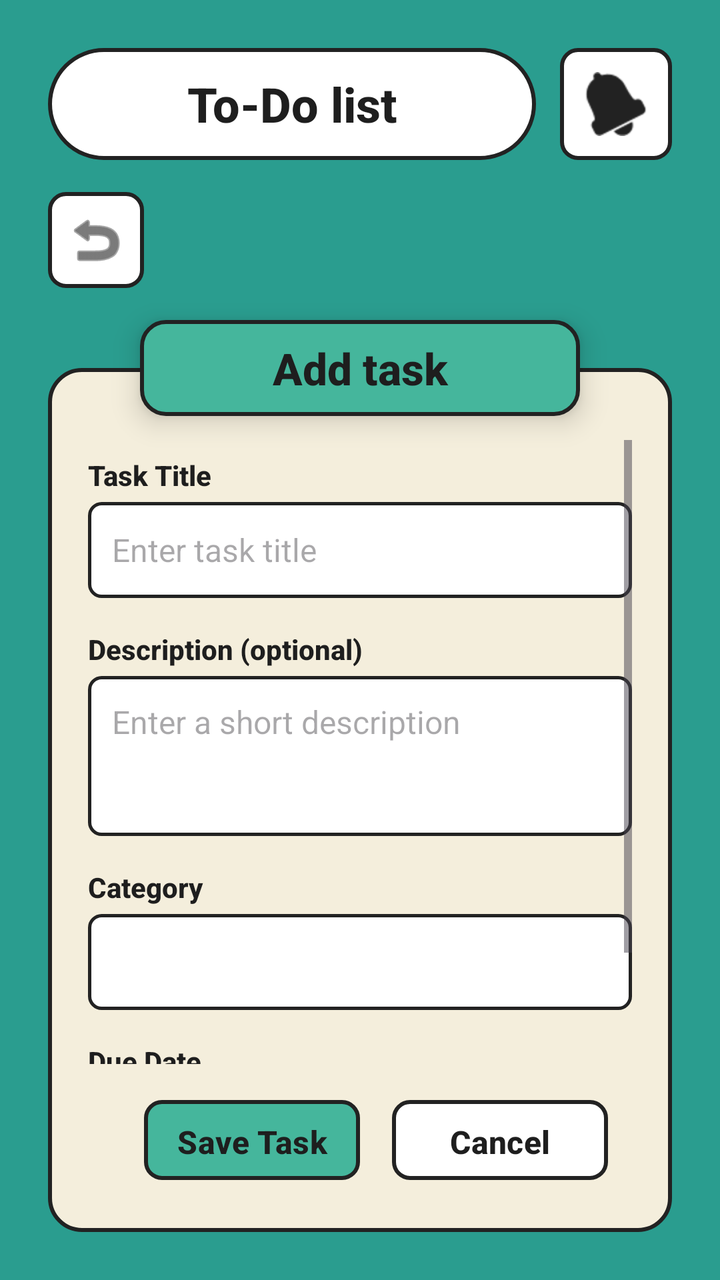
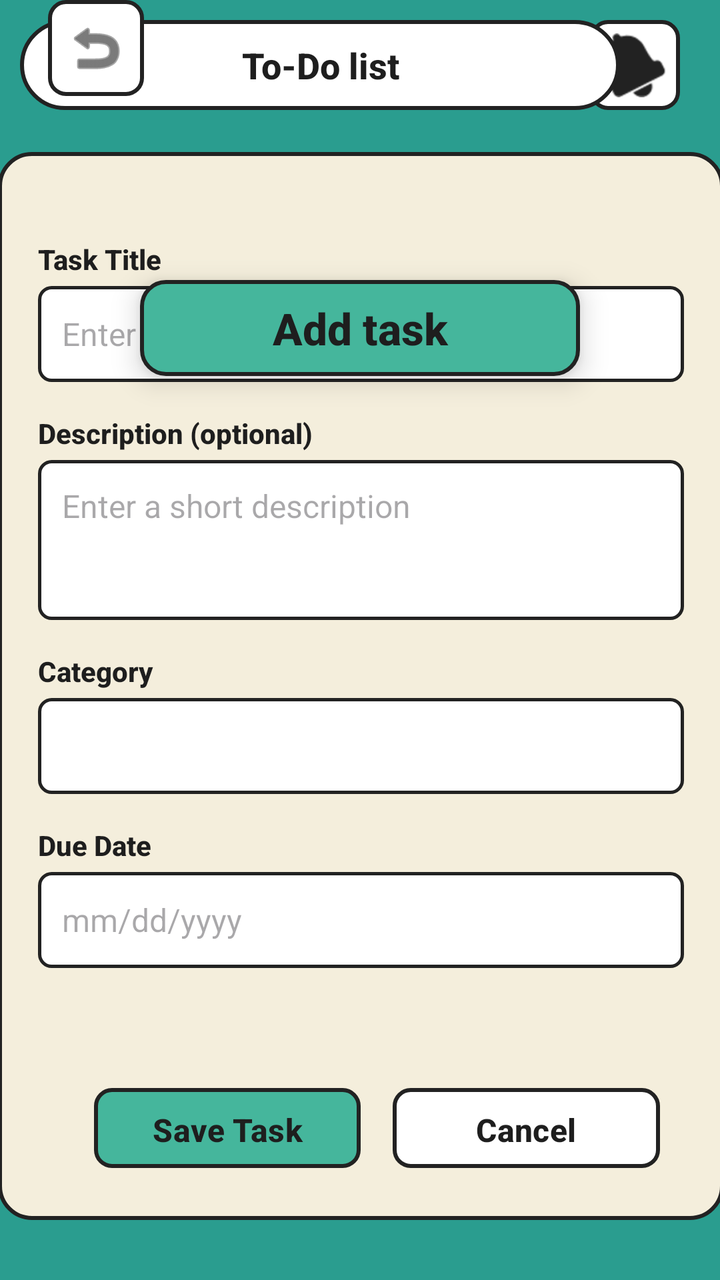

Screens rendered from an Android XML layout before and after an edit, with the pre-edit source and the edit as a unified diff.
<!-- AndroidManifest.xml: application theme Theme.ApplicationProject -->
<!-- res/layout/activity_add_task.xml -->
<?xml version="1.0" encoding="utf-8"?>
<androidx.constraintlayout.widget.ConstraintLayout xmlns:android="http://schemas.android.com/apk/res/android"
    xmlns:app="http://schemas.android.com/apk/res-auto"
    xmlns:tools="http://schemas.android.com/tools"
    android:id="@+id/main"
    android:layout_width="match_parent"
    android:layout_height="match_parent"
    android:background="@color/app_teal"
    tools:context=".AddTaskActivity">

    
    <LinearLayout
        android:id="@+id/topBar"
        android:layout_width="0dp"
        android:layout_height="wrap_content"
        android:layout_marginStart="24dp"
        android:layout_marginTop="24dp"
        android:layout_marginEnd="24dp"
        android:gravity="center_vertical"
        android:orientation="horizontal"
        app:layout_constraintEnd_toEndOf="parent"
        app:layout_constraintStart_toStartOf="parent"
        app:layout_constraintTop_toTopOf="parent">

        <TextView
            android:layout_width="0dp"
            android:layout_height="56dp"
            android:layout_weight="1"
            android:background="@drawable/bg_pill_white"
            android:fontFamily="sans-serif-medium"
            android:gravity="center"
            android:text="@string/to_do_list1"
            android:textColor="@color/text_dark"
            android:textSize="24sp"
            android:textStyle="bold" />

        <ImageButton
            android:id="@+id/btnNotification"
            android:layout_width="56dp"
            android:layout_height="56dp"
            android:layout_marginStart="12dp"
            android:background="@drawable/bg_button_white"
            android:contentDescription="@string/notifications1"
            android:src="@android:drawable/ic_popup_reminder"
            app:tint="@color/border_dark" />

    </LinearLayout>

    
    <ImageButton
        android:id="@+id/btnBack"
        android:layout_width="48dp"
        android:layout_height="48dp"
        android:layout_marginStart="24dp"
        android:layout_marginTop="16dp"
        android:background="@drawable/bg_button_white"
        android:contentDescription="@string/back"
        android:src="@android:drawable/ic_menu_revert"
        app:layout_constraintStart_toStartOf="parent"
        app:layout_constraintTop_toBottomOf="@id/topBar"
        app:tint="@color/border_dark" />

    
    <TextView
        android:id="@+id/tvCategoryHeader"
        android:layout_width="220dp"
        android:layout_height="48dp"
        android:layout_marginTop="16dp"
        android:background="@drawable/bg_header_teal"
        android:elevation="4dp"
        android:fontFamily="sans-serif-medium"
        android:gravity="center"
        android:text="@string/add_task1"
        android:textColor="@color/text_dark"
        android:textSize="22sp"
        android:textStyle="bold"
        android:translationZ="4dp"
        app:layout_constraintEnd_toEndOf="parent"
        app:layout_constraintStart_toStartOf="parent"
        app:layout_constraintTop_toBottomOf="@id/btnBack" />

    
    <androidx.constraintlayout.widget.ConstraintLayout
        android:id="@+id/mainCard"
        android:layout_width="0dp"
        android:layout_height="0dp"
        android:layout_marginStart="24dp"
        android:layout_marginTop="40dp"
        android:layout_marginEnd="24dp"
        android:layout_marginBottom="24dp"
        android:background="@drawable/bg_card_cream"
        android:paddingHorizontal="20dp"
        android:paddingTop="36dp"
        android:paddingBottom="20dp"
        app:layout_constraintBottom_toBottomOf="parent"
        app:layout_constraintEnd_toEndOf="parent"
        app:layout_constraintStart_toStartOf="parent"
        app:layout_constraintTop_toBottomOf="@id/btnBack">

        <ScrollView
            android:layout_width="0dp"
            android:layout_height="0dp"
            android:layout_marginBottom="12dp"
            android:fillViewport="true"
            app:layout_constraintBottom_toTopOf="@id/layoutButtons"
            app:layout_constraintEnd_toEndOf="parent"
            app:layout_constraintStart_toStartOf="parent"
            app:layout_constraintTop_toTopOf="parent">

            <LinearLayout
                style="?android:attr/buttonBarStyle"
                android:layout_width="match_parent"
                android:layout_height="wrap_content"
                android:orientation="vertical"
                android:paddingTop="8dp"
                android:paddingBottom="8dp">

                
                <TextView
                    android:layout_width="wrap_content"
                    android:layout_height="wrap_content"
                    android:fontFamily="sans-serif-medium"
                    android:text="@string/task_title"
                    android:textColor="@color/text_dark"
                    android:textSize="14sp"
                    android:textStyle="bold" />

                <EditText
                    android:id="@+id/etTaskTitle"
                    android:layout_width="match_parent"
                    android:layout_height="48dp"
                    android:layout_marginTop="4dp"
                    android:layout_marginBottom="16dp"
                    android:autofillHints="name"
                    android:background="@drawable/bg_edit_text"
                    android:fontFamily="sans-serif"
                    android:hint="@string/enter_task_title"
                    android:inputType="text"
                    android:paddingHorizontal="12dp"
                    android:textColor="@color/text_dark"
                    android:textSize="16sp" />

                
                <TextView
                    android:layout_width="wrap_content"
                    android:layout_height="wrap_content"
                    android:fontFamily="sans-serif-medium"
                    android:text="@string/description_optional"
                    android:textColor="@color/text_dark"
                    android:textSize="14sp"
                    android:textStyle="bold" />

                <EditText
                    android:id="@+id/etDescription"
                    android:layout_width="match_parent"
                    android:layout_height="80dp"
                    android:layout_marginTop="4dp"
                    android:layout_marginBottom="16dp"
                    android:autofillHints="name"
                    android:background="@drawable/bg_edit_text"
                    android:fontFamily="sans-serif"
                    android:gravity="top|start"
                    android:hint="@string/enter_a_short_description"
                    android:inputType="textMultiLine"
                    android:padding="12dp"
                    android:textColor="@color/text_dark"
                    android:textSize="16sp" />

                
                <TextView
                    android:layout_width="wrap_content"
                    android:layout_height="wrap_content"
                    android:fontFamily="sans-serif-medium"
                    android:text="@string/category"
                    android:textColor="@color/text_dark"
                    android:textSize="14sp"
                    android:textStyle="bold" />

                <Spinner
                    android:id="@+id/spinnerCategory"
                    android:layout_width="match_parent"
                    android:layout_height="48dp"
                    android:layout_marginTop="4dp"
                    android:layout_marginBottom="16dp"
                    android:background="@drawable/bg_edit_text" />

                
                <TextView
                    android:layout_width="wrap_content"
                    android:layout_height="wrap_content"
                    android:fontFamily="sans-serif-medium"
                    android:text="@string/due_date1"
                    android:textColor="@color/text_dark"
                    android:textSize="14sp"
                    android:textStyle="bold" />

                <EditText
                    android:id="@+id/etDueDate"
                    android:layout_width="match_parent"
                    android:layout_height="48dp"
                    android:layout_marginTop="4dp"
                    android:autofillHints="date"
                    android:background="@drawable/bg_edit_text"
                    android:fontFamily="sans-serif"
                    android:hint="@string/mm_dd_yyyy"
                    android:inputType="date"
                    android:paddingHorizontal="12dp"
                    android:textColor="@color/text_dark"
                    android:textSize="16sp" />

            </LinearLayout>
        </ScrollView>

        
        <LinearLayout
            android:id="@+id/layoutButtons"
            style="?android:attr/buttonBarButtonStyle"
            android:layout_width="0dp"
            android:layout_height="52dp"
            android:orientation="horizontal"
            app:layout_constraintBottom_toBottomOf="parent"
            app:layout_constraintEnd_toEndOf="parent"
            app:layout_constraintStart_toStartOf="parent">

            <Button
                android:id="@+id/btnSaveTask"
                style="?android:attr/buttonBarButtonStyle"
                android:layout_width="0dp"
                android:layout_height="match_parent"
                android:layout_marginEnd="8dp"
                android:layout_weight="1"
                android:background="@drawable/bg_button_teal"
                android:fontFamily="sans-serif-medium"
                android:text="@string/save_task"
                android:textColor="@color/text_dark"
                android:textSize="16sp"
                android:textStyle="bold"
                app:backgroundTint="@null"
                tools:ignore="TouchTargetSizeCheck" />

            <Button
                android:id="@+id/btnCancel"
                style="?android:attr/buttonBarButtonStyle"
                android:layout_width="0dp"
                android:layout_height="match_parent"
                android:layout_marginStart="8dp"
                android:layout_weight="1"
                android:background="@drawable/bg_button_white"
                android:fontFamily="sans-serif-medium"
                android:text="@string/cancel"
                android:textColor="@color/text_dark"
                android:textSize="16sp"
                android:textStyle="bold"
                app:backgroundTint="@null"
                tools:ignore="TouchTargetSizeCheck" />

        </LinearLayout>

    </androidx.constraintlayout.widget.ConstraintLayout>

</androidx.constraintlayout.widget.ConstraintLayout>
<!-- resources referenced by this layout -->
<resources>
  <color name="app_teal">#2A9D8F</color>
  <color name="border_dark">#222222</color>
  <color name="text_dark">#1E1E1E</color>
  <!-- drawable bg_button_teal (drawable) -->
  <?xml version="1.0" encoding="utf-8"?>
  <shape xmlns:android="http://schemas.android.com/apk/res/android"
      android:shape="rectangle">
      <solid android:color="@color/header_teal" />
      <stroke android:width="2dp" android:color="@color/border_dark" />
      <corners android:radius="8dp" />
  </shape>
  <!-- drawable bg_button_white (drawable) -->
  <?xml version="1.0" encoding="utf-8"?>
  <shape xmlns:android="http://schemas.android.com/apk/res/android"
      android:shape="rectangle">
      <solid android:color="@color/white" />
      <stroke android:width="2dp" android:color="@color/border_dark" />
      <corners android:radius="8dp" />
  </shape>
  <!-- drawable bg_card_cream (drawable) -->
  <?xml version="1.0" encoding="utf-8"?>
  <shape xmlns:android="http://schemas.android.com/apk/res/android"
      android:shape="rectangle">
      <solid android:color="@color/card_cream" />
      <stroke android:width="2dp" android:color="@color/border_dark" />
      <corners android:radius="16dp" />
  </shape>
  <!-- drawable bg_edit_text (drawable) -->
  <?xml version="1.0" encoding="utf-8"?>
  <shape xmlns:android="http://schemas.android.com/apk/res/android"
      android:shape="rectangle">
      <solid android:color="@color/white" />
      <stroke android:width="1.5dp" android:color="@color/border_dark" />
      <corners android:radius="6dp" />
  </shape>
  <!-- drawable bg_header_teal (drawable) -->
  <?xml version="1.0" encoding="utf-8"?>
  <shape xmlns:android="http://schemas.android.com/apk/res/android"
      android:shape="rectangle">
      <solid android:color="@color/header_teal" />
      <stroke android:width="2dp" android:color="@color/border_dark" />
      <corners android:radius="12dp" />
  </shape>
  <!-- drawable bg_pill_white (drawable) -->
  <?xml version="1.0" encoding="utf-8"?>
  <shape xmlns:android="http://schemas.android.com/apk/res/android"
      android:shape="rectangle">
      <solid android:color="@color/white" />
      <stroke android:width="2dp" android:color="@color/border_dark" />
      <corners android:radius="30dp" />
  </shape>
  <string name="add_task1">Add task</string>
  <string name="back">Back</string>
  <string name="cancel">Cancel</string>
  <string name="category">Category</string>
  <string name="description_optional">Description (optional)</string>
  <string name="due_date1">Due Date</string>
  <string name="enter_a_short_description">Enter a short description</string>
  <string name="enter_task_title">Enter task title</string>
  <string name="mm_dd_yyyy">mm/dd/yyyy</string>
  <string name="notifications1">Notifications</string>
  <string name="save_task">Save Task</string>
  <string name="task_title">Task Title</string>
  <string name="to_do_list1">To-Do list</string>
  <style name="Theme.ApplicationProject" parent="Base.Theme.ApplicationProject" />
  <color name="header_teal">#45B69C</color>
  <color name="white">#FFFFFFFF</color>
  <color name="card_cream">#F4EEDC</color>
  <style name="Base.Theme.ApplicationProject" parent="Theme.Material3.DayNight.NoActionBar">
          
          
      </style>
</resources>

<!-- the commit's change to res/layout/activity_add_task.xml (unified diff, before → after) -->
@@ -9,63 +9,58 @@
     tools:context=".AddTaskActivity">
 
     
-    <LinearLayout
-        android:id="@+id/topBar"
-        android:layout_width="0dp"
-        android:layout_height="wrap_content"
-        android:layout_marginStart="24dp"
-        android:layout_marginTop="24dp"
-        android:layout_marginEnd="24dp"
-        android:gravity="center_vertical"
-        android:orientation="horizontal"
+
+    
+
+    
+
+    
+    <ImageButton
+        android:id="@+id/btnNotification"
+        android:layout_width="45dp"
+        android:layout_height="45dp"
+        android:layout_marginTop="10dp"
+        android:layout_marginEnd="20dp"
+        android:background="@drawable/bg_button_white"
+        android:contentDescription="@string/notifications1"
+        android:src="@android:drawable/ic_popup_reminder"
         app:layout_constraintEnd_toEndOf="parent"
+        app:layout_constraintTop_toTopOf="parent"
+        app:tint="@color/border_dark" />
+
+    <TextView
+        android:layout_width="300dp"
+        android:layout_height="45dp"
+        android:layout_marginStart="10dp"
+        android:layout_marginTop="10dp"
+        android:layout_weight="1"
+        android:background="@drawable/bg_pill_white"
+        android:fontFamily="sans-serif-medium"
+        android:gravity="center"
+        android:text="@string/to_do_list1"
+        android:textColor="@color/text_dark"
+        android:textSize="18sp"
+        android:textStyle="bold"
         app:layout_constraintStart_toStartOf="parent"
-        app:layout_constraintTop_toTopOf="parent">
-
-        <TextView
-            android:layout_width="0dp"
-            android:layout_height="56dp"
-            android:layout_weight="1"
-            android:background="@drawable/bg_pill_white"
-            android:fontFamily="sans-serif-medium"
-            android:gravity="center"
-            android:text="@string/to_do_list1"
-            android:textColor="@color/text_dark"
-            android:textSize="24sp"
-            android:textStyle="bold" />
-
-        <ImageButton
-            android:id="@+id/btnNotification"
-            android:layout_width="56dp"
-            android:layout_height="56dp"
-            android:layout_marginStart="12dp"
-            android:background="@drawable/bg_button_white"
-            android:contentDescription="@string/notifications1"
-            android:src="@android:drawable/ic_popup_reminder"
-            app:tint="@color/border_dark" />
-
-    </LinearLayout>
-
-    
+        app:layout_constraintTop_toTopOf="parent" />
+
     <ImageButton
         android:id="@+id/btnBack"
         android:layout_width="48dp"
         android:layout_height="48dp"
         android:layout_marginStart="24dp"
-        android:layout_marginTop="16dp"
         android:background="@drawable/bg_button_white"
         android:contentDescription="@string/back"
         android:src="@android:drawable/ic_menu_revert"
         app:layout_constraintStart_toStartOf="parent"
-        app:layout_constraintTop_toBottomOf="@id/topBar"
-        app:tint="@color/border_dark" />
-
-    
+        app:tint="@color/border_dark"
+        tools:layout_editor_absoluteY="80dp" />
+
     <TextView
         android:id="@+id/tvCategoryHeader"
         android:layout_width="220dp"
         android:layout_height="48dp"
-        android:layout_marginTop="16dp"
+        android:layout_marginTop="140dp"
         android:background="@drawable/bg_header_teal"
         android:elevation="4dp"
         android:fontFamily="sans-serif-medium"
@@ -77,25 +72,20 @@
         android:translationZ="4dp"
         app:layout_constraintEnd_toEndOf="parent"
         app:layout_constraintStart_toStartOf="parent"
-        app:layout_constraintTop_toBottomOf="@id/btnBack" />
-
-    
+        app:layout_constraintTop_toTopOf="parent" />
+
     <androidx.constraintlayout.widget.ConstraintLayout
         android:id="@+id/mainCard"
-        android:layout_width="0dp"
-        android:layout_height="0dp"
-        android:layout_marginStart="24dp"
-        android:layout_marginTop="40dp"
-        android:layout_marginEnd="24dp"
-        android:layout_marginBottom="24dp"
+        android:layout_width="363dp"
+        android:layout_height="534dp"
+        android:layout_marginBottom="30dp"
         android:background="@drawable/bg_card_cream"
         android:paddingHorizontal="20dp"
         android:paddingTop="36dp"
         android:paddingBottom="20dp"
         app:layout_constraintBottom_toBottomOf="parent"
         app:layout_constraintEnd_toEndOf="parent"
-        app:layout_constraintStart_toStartOf="parent"
-        app:layout_constraintTop_toBottomOf="@id/btnBack">
+        app:layout_constraintStart_toStartOf="parent">
 
         <ScrollView
             android:layout_width="0dp"
@@ -138,7 +128,8 @@
                     android:inputType="text"
                     android:paddingHorizontal="12dp"
                     android:textColor="@color/text_dark"
-                    android:textSize="16sp" />
+                    android:textSize="16sp"
+                    tools:ignore="VisualLintTextFieldSize" />
 
                 
                 <TextView
@@ -164,7 +155,8 @@
                     android:inputType="textMultiLine"
                     android:padding="12dp"
                     android:textColor="@color/text_dark"
-                    android:textSize="16sp" />
+                    android:textSize="16sp"
+                    tools:ignore="VisualLintTextFieldSize" />
 
                 
                 <TextView
@@ -206,7 +198,8 @@
                     android:inputType="date"
                     android:paddingHorizontal="12dp"
                     android:textColor="@color/text_dark"
-                    android:textSize="16sp" />
+                    android:textSize="16sp"
+                    tools:ignore="VisualLintTextFieldSize" />
 
             </LinearLayout>
         </ScrollView>
@@ -236,7 +229,7 @@
                 android:textSize="16sp"
                 android:textStyle="bold"
                 app:backgroundTint="@null"
-                tools:ignore="TouchTargetSizeCheck" />
+                tools:ignore="TouchTargetSizeCheck,VisualLintButtonSize" />
 
             <Button
                 android:id="@+id/btnCancel"
@@ -252,7 +245,7 @@
                 android:textSize="16sp"
                 android:textStyle="bold"
                 app:backgroundTint="@null"
-                tools:ignore="TouchTargetSizeCheck" />
+                tools:ignore="TouchTargetSizeCheck,VisualLintButtonSize" />
 
         </LinearLayout>
 
